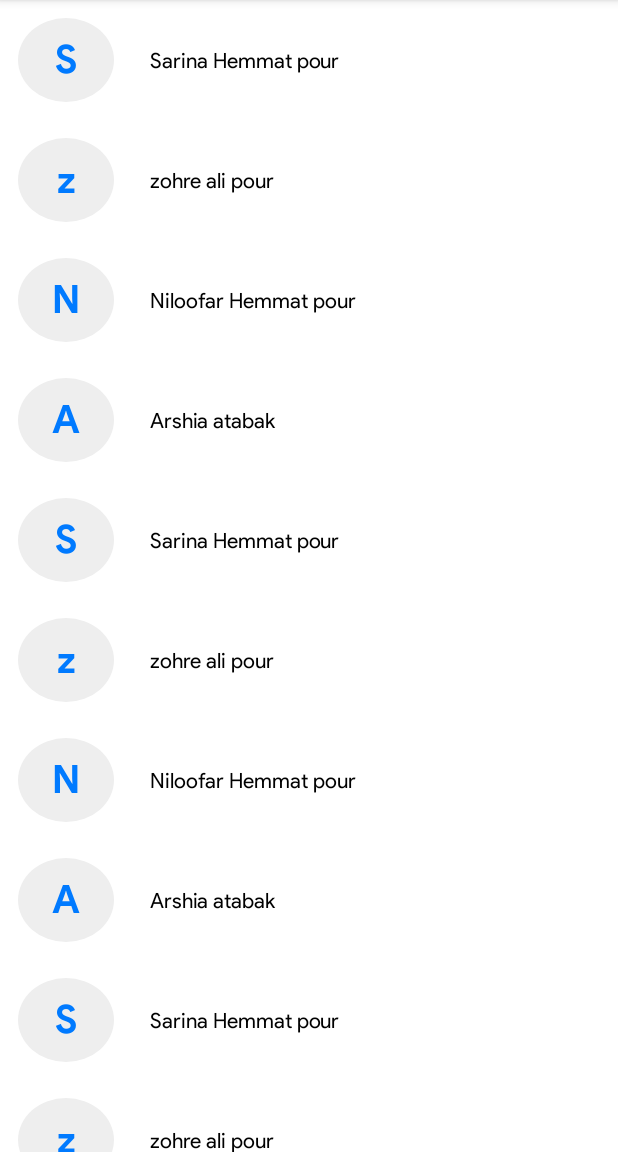
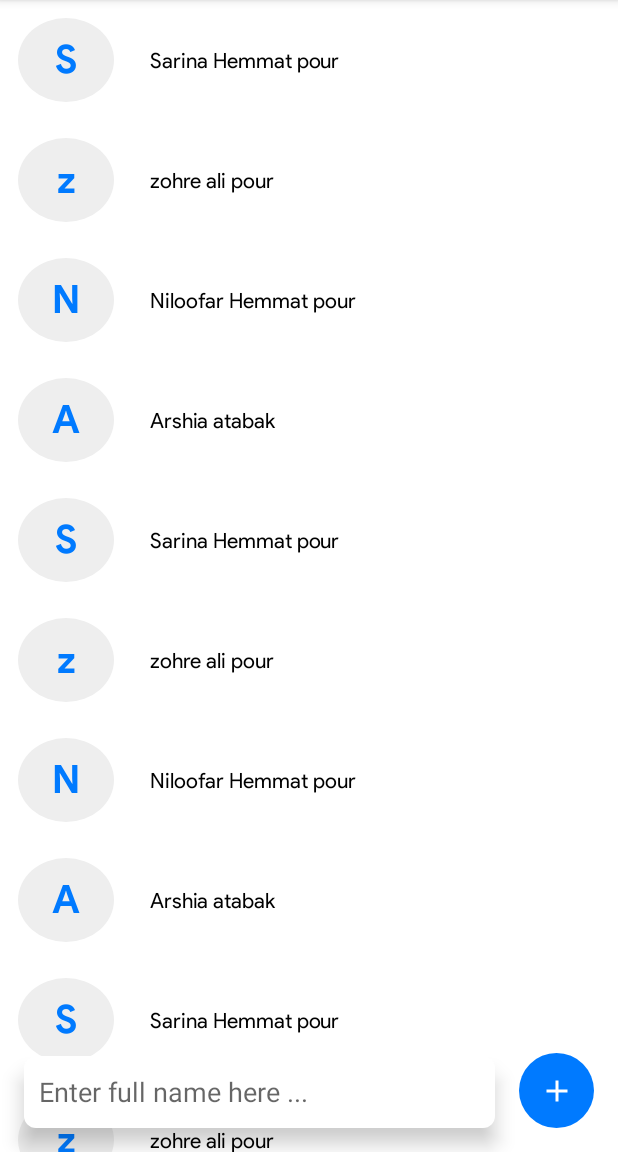
Before and after one commit to sarina-hemmatpour/Contacts_miniProject, an Android app: the screen it shows after launch (MainActivity), on a phone screen of 412 x 824 dp, the part 84-1236 px from its top. Run offline under Robolectric (Android 15) with nearby library versions, the phone set to English and light mode, and no system bars.

Commit message:
add 'add person option'

```diff
--- a/app/build.gradle
+++ b/app/build.gradle
@@ -11,6 +11,8 @@ android {
         targetSdk 31
         versionCode 1
         versionName "1.0"
+
+        vectorDrawables.useSupportLibrary=true
 
         testInstrumentationRunner "androidx.test.runner.AndroidJUnitRunner"
     }
--- a/app/src/main/java/com/example/recyclerviewproject_contact/ContactAdaptor.java
+++ b/app/src/main/java/com/example/recyclerviewproject_contact/ContactAdaptor.java
@@ -93,4 +93,10 @@ public class ContactAdaptor extends RecyclerView.Adapter<ContactAdaptor.ContactV
 
     }
 
+    public void addContact(String fullName , String number)
+    {
+        contacts.add(0 , new Contact(fullName , number));
+        notifyItemInserted(0);
+    }
+
 }
--- a/app/src/main/java/com/example/recyclerviewproject_contact/MainActivity.java
+++ b/app/src/main/java/com/example/recyclerviewproject_contact/MainActivity.java
@@ -7,6 +7,8 @@ import androidx.recyclerview.widget.RecyclerView;
 import android.os.Bundle;
 import android.view.LayoutInflater;
 import android.view.View;
+import android.widget.EditText;
+import android.widget.ImageView;
 import android.widget.LinearLayout;
 import android.widget.Toast;
 
@@ -15,15 +17,19 @@ import com.google.android.material.bottomsheet.BottomSheetDialog;
 public class MainActivity extends AppCompatActivity  implements ContactAdaptor.ItemClicked {
 
     RecyclerView recyclerView;
-    RecyclerView.Adapter adapter;
+    ContactAdaptor adapter;
     RecyclerView.LayoutManager layoutManager;
+
+    ImageView imgAdd;
+    EditText etPersonName;
 
     @Override
     protected void onCreate(Bundle savedInstanceState) {
         super.onCreate(savedInstanceState);
         setContentView(R.layout.activity_main);
 
-        recyclerView=findViewById(R.id.rvList);
+        findViews();
+
         recyclerView.setHasFixedSize(false);
 
         adapter=new ContactAdaptor(this , ApplicationClass.contacts);
@@ -32,14 +38,50 @@ public class MainActivity extends AppCompatActivity  implements ContactAdaptor.I
         recyclerView.setLayoutManager(new LinearLayoutManager(this , RecyclerView.VERTICAL , false));
 
 
+        /* *when we want to use a vector asset we have to edit gradle file
+         => vectorDrawables.useSupportLibrary=true
+         chon hameye version haye android az vector support nemikonan
+         *ye chize dige ham bayad be img vector ezafe konim
+         => app:srcCompat="@drawable/ic_pus_add_24"
+         */
 
+        // //////////////////////////////////////////////////
+        personAdder();
 
     }
 
     @Override
     public void onItemClicked(int index) {
 
-        Toast.makeText(this, "ok", Toast.LENGTH_SHORT).show();
+        Toast.makeText(this, ApplicationClass.contacts.get(index).getFullName(), Toast.LENGTH_SHORT).show();
 
     }
+
+    public void findViews()
+    {
+        recyclerView=findViewById(R.id.rvList);
+
+        imgAdd=findViewById(R.id.imgAdd);
+        etPersonName=findViewById(R.id.etPersonName);
+    }
+    public void personAdder()
+    {
+        imgAdd.setOnClickListener(new View.OnClickListener() {
+            @Override
+            public void onClick(View view) {
+                if(etPersonName.getText().toString().trim().equals(""))
+                {
+                    Toast.makeText(MainActivity.this, "Please enter person's name.",
+                            Toast.LENGTH_SHORT).show();
+                }
+                else
+                {
+                    adapter.addContact(etPersonName.getText().toString().trim() , "0");
+                    etPersonName.setText("");
+                    recyclerView.scrollToPosition(0);
+                }
+            }
+        });
+    }
+
 }
--- /dev/null
+++ b/app/src/main/res/drawable/circle_plus_add_background.xml
@@ -0,0 +1,7 @@
+<?xml version="1.0" encoding="utf-8"?>
+<shape xmlns:android="http://schemas.android.com/apk/res/android"
+    android:shape="oval">
+
+    <solid android:color="@color/colorAccent"/>
+
+</shape>
--- /dev/null
+++ b/app/src/main/res/drawable/et_background.xml
@@ -0,0 +1,7 @@
+<?xml version="1.0" encoding="utf-8"?>
+<shape xmlns:android="http://schemas.android.com/apk/res/android"
+    android:shape="rectangle">
+    <solid android:color="@color/white"/>
+    <corners android:radius="8dp"/>
+
+</shape>
--- /dev/null
+++ b/app/src/main/res/drawable/ic_pus_add_24.xml
@@ -0,0 +1,5 @@
+<vector android:height="24dp" android:tint="#FFFFFF"
+    android:viewportHeight="24" android:viewportWidth="24"
+    android:width="24dp" xmlns:android="http://schemas.android.com/apk/res/android">
+    <path android:fillColor="@android:color/white" android:pathData="M19,13h-6v6h-2v-6H5v-2h6V5h2v6h6v2z"/>
+</vector>
--- a/app/src/main/res/layout/activity_main.xml
+++ b/app/src/main/res/layout/activity_main.xml
@@ -11,5 +11,35 @@
         android:layout_width="match_parent"
         android:layout_height="match_parent"
         tools:layout_editor_absoluteX="1dp"
-        tools:layout_editor_absoluteY="1dp" />
+        tools:layout_editor_absoluteY="35dp" />
+
+    <EditText
+        android:id="@+id/etPersonName"
+        android:layout_width="0dp"
+        android:layout_height="wrap_content"
+        android:layout_marginStart="16dp"
+        android:layout_marginEnd="16dp"
+        android:layout_marginBottom="16dp"
+        android:background="@drawable/et_background"
+        android:elevation="8dp"
+        android:hint="Enter full name here ..."
+        android:inputType="textPersonName"
+        android:minHeight="48dp"
+        android:paddingStart="10dp"
+        app:layout_constraintBottom_toBottomOf="parent"
+        app:layout_constraintEnd_toStartOf="@+id/imgAdd"
+        app:layout_constraintStart_toStartOf="parent" />
+
+    <ImageView
+        android:id="@+id/imgAdd"
+        android:layout_width="50dp"
+        android:layout_height="50dp"
+        android:layout_marginEnd="16dp"
+        android:layout_marginBottom="16dp"
+        android:scaleType="centerInside"
+        android:background="@drawable/circle_plus_add_background"
+        app:layout_constraintBottom_toBottomOf="parent"
+        app:layout_constraintEnd_toEndOf="parent"
+        app:srcCompat="@drawable/ic_pus_add_24" />
+
 </androidx.constraintlayout.widget.ConstraintLayout>
```
